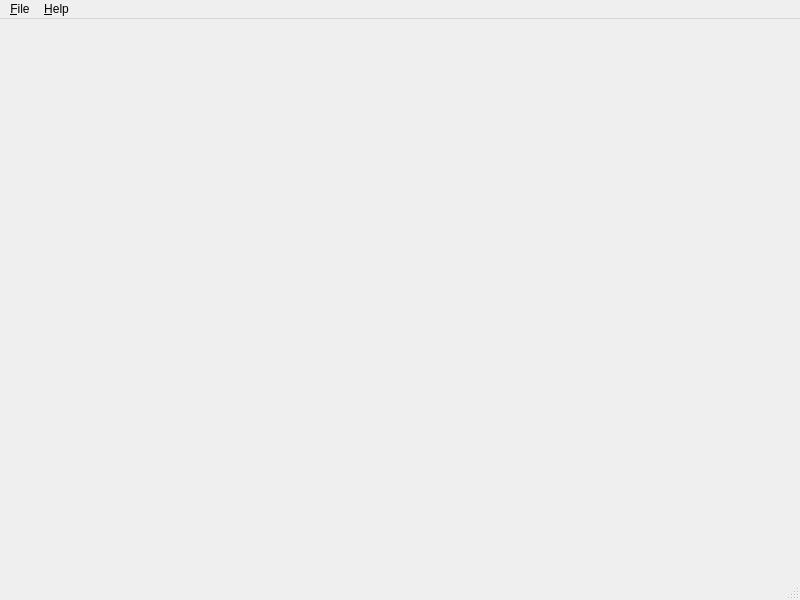
This is sources/FrontEnd/Terminal/MainWindow.ui in alimogh/trdk as Qt 5 draws it before an edit. The edited form follows.
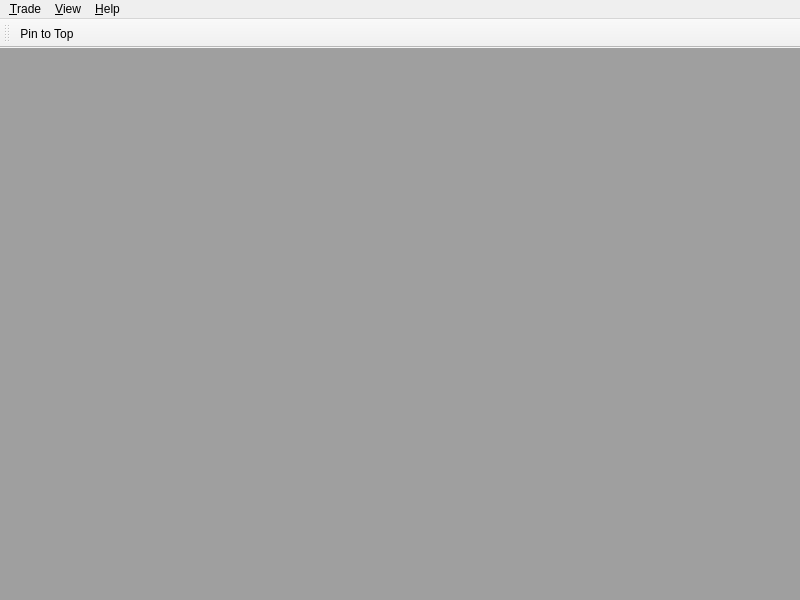
This is the edited form.

Patch:
```diff
--- a/sources/FrontEnd/Terminal/MainWindow.ui
+++ b/sources/FrontEnd/Terminal/MainWindow.ui
@@ -13,7 +13,28 @@
   <property name="windowTitle">
    <string>MainWindow</string>
   </property>
-  <widget class="QWidget" name="centralwidget"/>
+  <widget class="QWidget" name="centralWidget">
+   <layout class="QGridLayout" name="gridLayout">
+    <property name="leftMargin">
+     <number>0</number>
+    </property>
+    <property name="topMargin">
+     <number>0</number>
+    </property>
+    <property name="rightMargin">
+     <number>0</number>
+    </property>
+    <property name="bottomMargin">
+     <number>0</number>
+    </property>
+    <property name="spacing">
+     <number>0</number>
+    </property>
+    <item row="0" column="0">
+     <widget class="QMdiArea" name="area"/>
+    </item>
+   </layout>
+  </widget>
   <widget class="QMenuBar" name="menubar">
    <property name="geometry">
     <rect>
@@ -23,9 +44,9 @@
      <height>21</height>
     </rect>
    </property>
-   <widget class="QMenu" name="menuFile">
+   <widget class="QMenu" name="menuTrade">
     <property name="title">
-     <string>&amp;File</string>
+     <string>&amp;Trade</string>
     </property>
     <addaction name="exit"/>
    </widget>
@@ -35,10 +56,29 @@
     </property>
     <addaction name="showAbout"/>
    </widget>
-   <addaction name="menuFile"/>
+   <widget class="QMenu" name="menuView">
+    <property name="title">
+     <string>&amp;View</string>
+    </property>
+    <addaction name="showSymbolList"/>
+    <addaction name="showOrderList"/>
+   </widget>
+   <addaction name="menuTrade"/>
+   <addaction name="menuView"/>
    <addaction name="menuHelp"/>
   </widget>
-  <widget class="QStatusBar" name="statusbar"/>
+  <widget class="QToolBar" name="toolBar">
+   <property name="windowTitle">
+    <string>toolBar</string>
+   </property>
+   <attribute name="toolBarArea">
+    <enum>TopToolBarArea</enum>
+   </attribute>
+   <attribute name="toolBarBreak">
+    <bool>false</bool>
+   </attribute>
+   <addaction name="pinToTop"/>
+  </widget>
   <action name="exit">
    <property name="text">
     <string>E&amp;xit</string>
@@ -58,6 +98,32 @@
     <string>F12</string>
    </property>
   </action>
+  <action name="pinToTop">
+   <property name="checkable">
+    <bool>true</bool>
+   </property>
+   <property name="text">
+    <string>Pin to Top</string>
+   </property>
+   <property name="toolTip">
+    <string>Pin to Top</string>
+   </property>
+  </action>
+  <action name="createNewArbitrageStrategy">
+   <property name="text">
+    <string>&amp;Start new Arbitrage</string>
+   </property>
+  </action>
+  <action name="showOrderList">
+   <property name="text">
+    <string>&amp;Order list</string>
+   </property>
+  </action>
+  <action name="showSymbolList">
+   <property name="text">
+    <string>&amp;Symbols</string>
+   </property>
+  </action>
  </widget>
  <resources/>
  <connections/>
```
Left out of the diff: 2 changed lines with no effect on the pictures.
